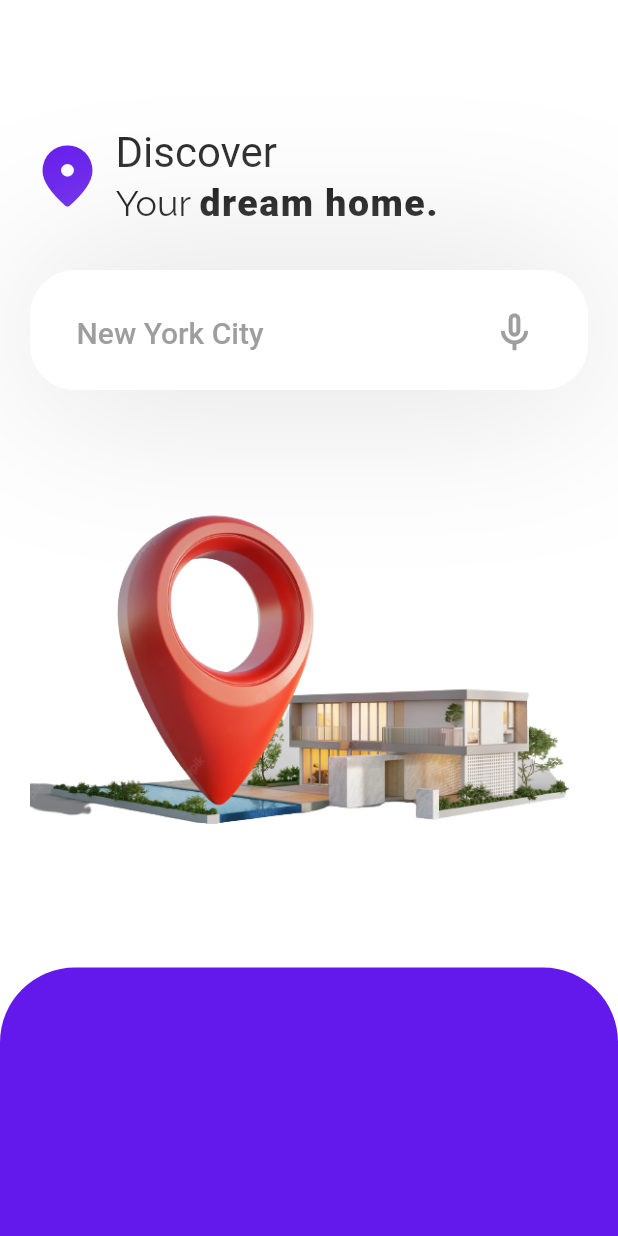
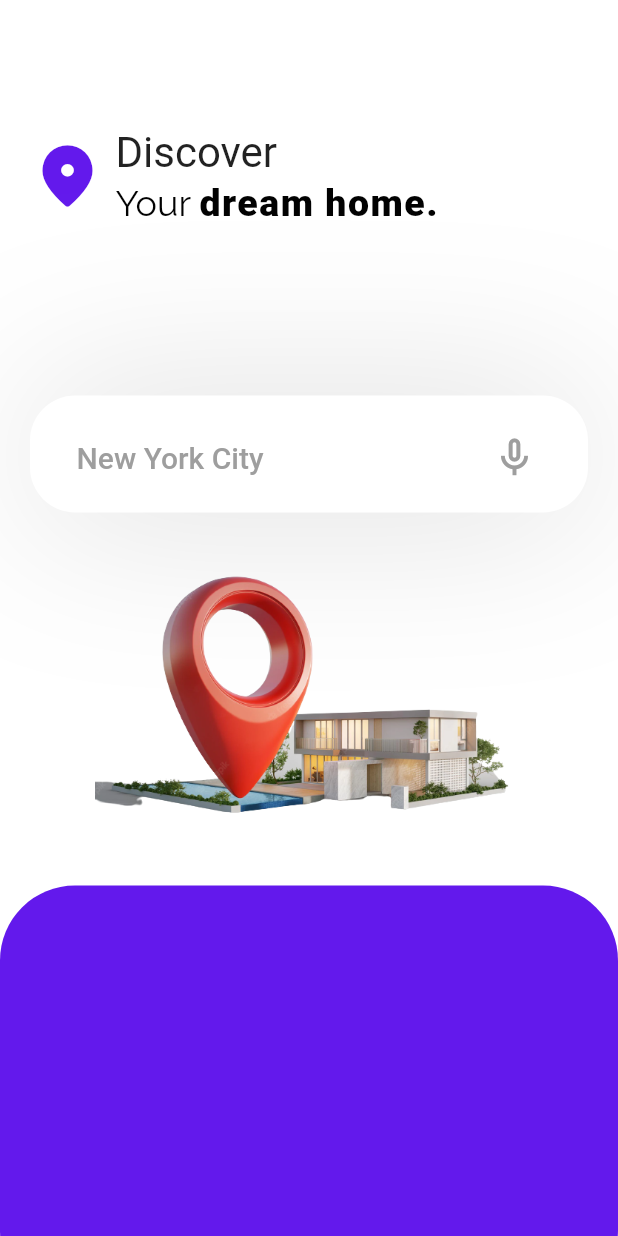
Before and after one commit to Michaelalo1/Mohouz, a Flutter app: the screen it shows after launch, on a phone screen of 412 x 824 dp. Run offline on Flutter 3.47's test engine with Material 2 defaults, Android fonts, the phone set to English and light mode, and no system bars; Roboto replaces fonts that are missing (Raleway).

```diff
--- a/lib/main.dart
+++ b/lib/main.dart
@@ -90,7 +90,9 @@ class _HomeScreenState extends State<HomeScreen> {
       backgroundColor: const Color.fromRGBO(255, 255, 255, 1),
       body: Column(
         children: [
-          Container(
+          Expanded(
+            flex: 3,
+            child: Container(
               padding: const EdgeInsets.only(top: 85, left: 20),
               child: Column(
                 children: [
@@ -155,8 +157,11 @@ class _HomeScreenState extends State<HomeScreen> {
                 ],
               ),
             ),
+          ),
           const SizedBox(height: 30),
-          Container(
+          Expanded(
+            flex: 1,
+            child: Container(
               height: 80,
               margin: const EdgeInsets.symmetric(horizontal: 20),
               padding: const EdgeInsets.only(left: 16, top: 15, right: 25),
@@ -196,15 +201,21 @@ class _HomeScreenState extends State<HomeScreen> {
                 },
               ),
             ),
+          ),
           const SizedBox(
             height: 15,
           ),
-          Container(
+          Expanded(
+            flex: 3,
+            child: Container(
               margin: const EdgeInsets.symmetric(horizontal: 20, vertical: 10),
               height: 350,
               child: Image.asset('assets/nobgredhouse.png'),
             ),
-          Stack(
+          ),
+          Expanded(
+            flex: 3,
+            child: Stack(
               children: [
                 Column(
                   children: [
@@ -225,23 +236,30 @@ class _HomeScreenState extends State<HomeScreen> {
                   ],
                 ),
                 SingleChildScrollView(
+                  child: Expanded(
                     child: Container(
                       alignment: Alignment.topCenter,
-                  padding: new EdgeInsets.only(
+                      padding: EdgeInsets.only(
                           top: MediaQuery.of(context).size.height * .58,
                           right: 20.0,
                           left: 20.0),
-                  child: new Container(
+                      child: Expanded(
+                        child: Container(
                           height: 200.0,
                           width: MediaQuery.of(context).size.width,
-                    child: new Card(
+                          child: Expanded(
+                            child: const Card(
                               color: Colors.white,
                               elevation: 4.0,
                             ),
                           ),
                         ),
+                      ),
+                    ),
+                  ),
                 )
               ],
+            ),
           )
         ],
       ),
```
Lines whose indentation alone changed are shown as unchanged.
